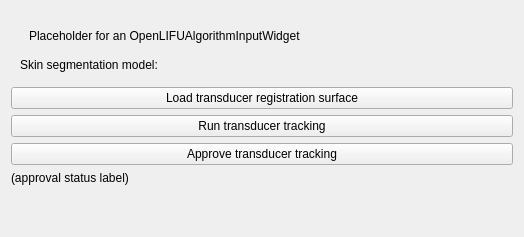
The window that OpenLIFUTransducerTracker/Resources/UI/OpenLIFUTransducerTracker.ui (OpenwaterHealth/SlicerOpenLIFU) describes before a commit, drawn with Qt 5.
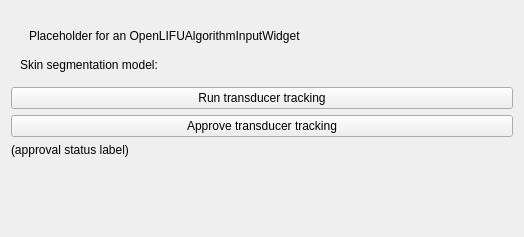
The same window after the commit. Custom widgets are drawn as their Qt base class.

Commit message: Remove temporary code for loading transducer surface (#151)

The edit to the form file:
```diff
--- a/OpenLIFUTransducerTracker/Resources/UI/OpenLIFUTransducerTracker.ui
+++ b/OpenLIFUTransducerTracker/Resources/UI/OpenLIFUTransducerTracker.ui
@@ -59,13 +59,6 @@
      </layout>
     </widget>
    </item>
-   <item>
-    <widget class="QPushButton" name="loadTransducerSurfaceButton">
-     <property name="text">
-      <string>Load transducer registration surface</string>
-     </property>
-    </widget>
-   </item>
    <item>
     <widget class="QPushButton" name="runTrackingButton">
      <property name="text">
```
The commit also changes 1 other file.
